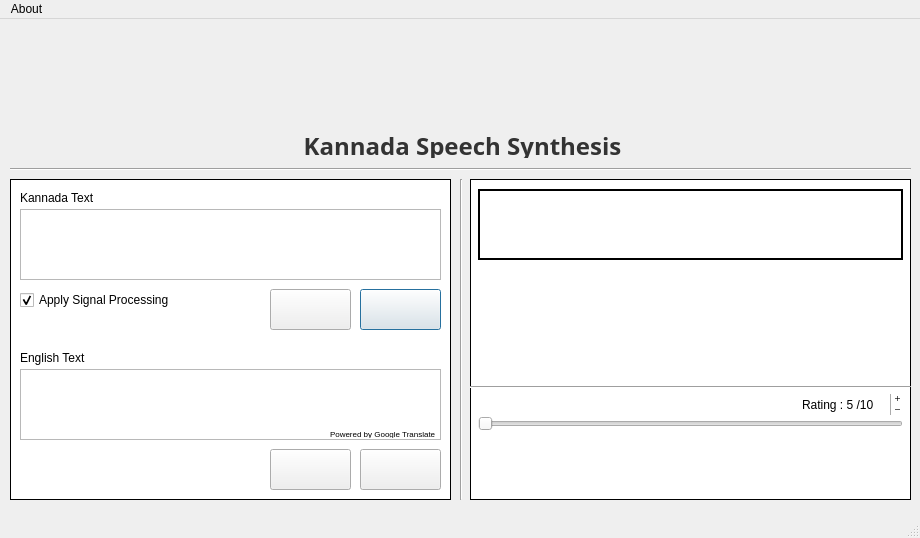
Old version of the form App/Application.ui in the repository srinivasnm471/KanSynGUI-1.
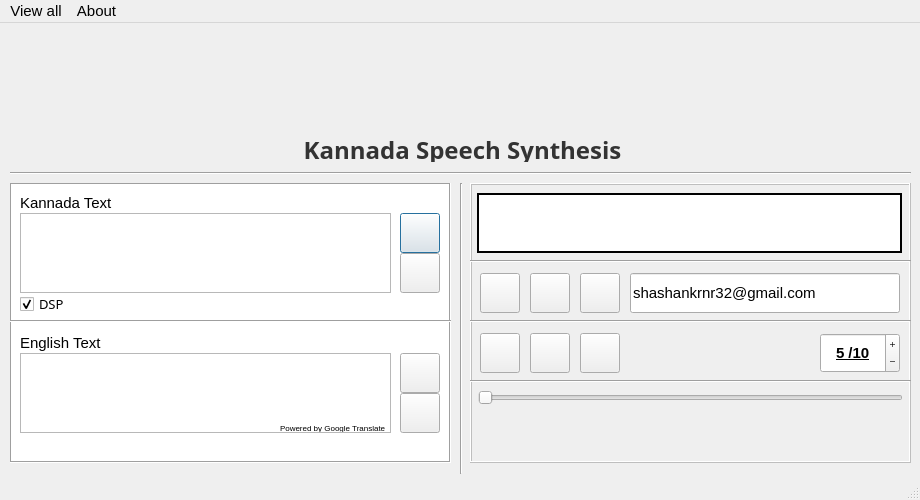
New version of the form. Icons and pictures are not drawn.

What changed in the file:
```diff
--- a/App/Application.ui
+++ b/App/Application.ui
@@ -7,7 +7,7 @@
     <x>0</x>
     <y>0</y>
     <width>920</width>
-    <height>538</height>
+    <height>500</height>
    </rect>
   </property>
   <property name="sizePolicy">
@@ -19,15 +19,20 @@
   <property name="minimumSize">
    <size>
     <width>920</width>
-    <height>538</height>
+    <height>500</height>
    </size>
   </property>
   <property name="maximumSize">
    <size>
     <width>920</width>
-    <height>538</height>
+    <height>500</height>
    </size>
   </property>
+  <property name="font">
+   <font>
+    <pointsize>11</pointsize>
+   </font>
+  </property>
   <property name="windowTitle">
    <string>Kannada Speech Synthesis</string>
   </property>
@@ -81,16 +86,62 @@
      <rect>
       <x>20</x>
       <y>270</y>
-      <width>189</width>
+      <width>58</width>
       <height>22</height>
      </rect>
     </property>
+    <property name="font">
+     <font>
+      <family>Manjari</family>
+      <pointsize>10</pointsize>
+      <weight>50</weight>
+      <bold>false</bold>
+      <underline>false</underline>
+      <stylestrategy>PreferDefault</stylestrategy>
+     </font>
+    </property>
+    <property name="cursor">
+     <cursorShape>PointingHandCursor</cursorShape>
+    </property>
+    <property name="mouseTracking">
+     <bool>false</bool>
+    </property>
+    <property name="focusPolicy">
+     <enum>Qt::NoFocus</enum>
+    </property>
+    <property name="contextMenuPolicy">
+     <enum>Qt::NoContextMenu</enum>
+    </property>
+    <property name="acceptDrops">
+     <bool>false</bool>
+    </property>
+    <property name="toolTip">
+     <string>Apply Signal Processing Operations</string>
+    </property>
+    <property name="layoutDirection">
+     <enum>Qt::LeftToRight</enum>
+    </property>
     <property name="text">
-     <string>Apply Signal Processing</string>
+     <string>DSP</string>
+    </property>
+    <property name="iconSize">
+     <size>
+      <width>0</width>
+      <height>0</height>
+     </size>
+    </property>
+    <property name="checkable">
+     <bool>true</bool>
     </property>
     <property name="checked">
      <bool>true</bool>
     </property>
+    <property name="autoExclusive">
+     <bool>false</bool>
+    </property>
+    <property name="tristate">
+     <bool>false</bool>
+    </property>
    </widget>
    <widget class="QPushButton" name="reset_button_2">
     <property name="enabled">
@@ -98,10 +149,10 @@
     </property>
     <property name="geometry">
      <rect>
-      <x>270</x>
-      <y>430</y>
-      <width>81</width>
-      <height>41</height>
+      <x>400</x>
+      <y>370</y>
+      <width>40</width>
+      <height>40</height>
      </rect>
     </property>
     <property name="toolTip">
@@ -131,12 +182,15 @@
     </property>
    </widget>
    <widget class="QListView" name="listView_2">
+    <property name="enabled">
+     <bool>false</bool>
+    </property>
     <property name="geometry">
      <rect>
       <x>470</x>
       <y>160</y>
       <width>441</width>
-      <height>321</height>
+      <height>280</height>
      </rect>
     </property>
     <property name="palette">
@@ -157,6 +211,9 @@
     <property name="layoutDirection">
      <enum>Qt::LeftToRight</enum>
     </property>
+    <property name="autoFillBackground">
+     <bool>false</bool>
+    </property>
     <property name="styleSheet">
      <string notr="true"/>
     </property>
@@ -164,7 +221,7 @@
      <enum>QFrame::Box</enum>
     </property>
     <property name="frameShadow">
-     <enum>QFrame::Plain</enum>
+     <enum>QFrame::Raised</enum>
     </property>
     <property name="lineWidth">
      <number>1</number>
@@ -179,10 +236,10 @@
    <widget class="QPushButton" name="syn_button">
     <property name="geometry">
      <rect>
-      <x>360</x>
-      <y>270</y>
-      <width>81</width>
-      <height>41</height>
+      <x>400</x>
+      <y>190</y>
+      <width>40</width>
+      <height>40</height>
      </rect>
     </property>
     <property name="focusPolicy">
@@ -203,8 +260,8 @@
     </property>
     <property name="iconSize">
      <size>
-      <width>35</width>
-      <height>35</height>
+      <width>30</width>
+      <height>30</height>
      </size>
     </property>
     <property name="default">
@@ -219,8 +276,8 @@
      <rect>
       <x>20</x>
       <y>190</y>
-      <width>421</width>
-      <height>71</height>
+      <width>371</width>
+      <height>80</height>
      </rect>
     </property>
     <property name="locale">
@@ -239,14 +296,14 @@
       <x>10</x>
       <y>160</y>
       <width>441</width>
-      <height>321</height>
+      <height>280</height>
      </rect>
     </property>
     <property name="frameShape">
      <enum>QFrame::Box</enum>
     </property>
     <property name="frameShadow">
-     <enum>QFrame::Plain</enum>
+     <enum>QFrame::Sunken</enum>
     </property>
    </widget>
    <widget class="QLabel" name="label_7">
@@ -255,7 +312,7 @@
       <x>20</x>
       <y>170</y>
       <width>93</width>
-      <height>17</height>
+      <height>20</height>
      </rect>
     </property>
     <property name="text">
@@ -281,7 +338,7 @@
       <x>451</x>
       <y>160</y>
       <width>20</width>
-      <height>321</height>
+      <height>291</height>
      </rect>
     </property>
     <property name="orientation">
@@ -292,9 +349,9 @@
     <property name="geometry">
      <rect>
       <x>20</x>
-      <y>350</y>
-      <width>421</width>
-      <height>71</height>
+      <y>330</y>
+      <width>371</width>
+      <height>80</height>
      </rect>
     </property>
     <property name="frameShadow">
@@ -305,9 +362,9 @@
     <property name="geometry">
      <rect>
       <x>20</x>
-      <y>330</y>
+      <y>310</y>
       <width>93</width>
-      <height>17</height>
+      <height>20</height>
      </rect>
     </property>
     <property name="text">
@@ -317,10 +374,10 @@
    <widget class="QPushButton" name="translate_button">
     <property name="geometry">
      <rect>
-      <x>360</x>
-      <y>430</y>
-      <width>81</width>
-      <height>41</height>
+      <x>400</x>
+      <y>330</y>
+      <width>40</width>
+      <height>40</height>
      </rect>
     </property>
     <property name="font">
@@ -348,8 +405,8 @@
    <widget class="QLabel" name="label">
     <property name="geometry">
      <rect>
-      <x>330</x>
-      <y>410</y>
+      <x>280</x>
+      <y>400</y>
       <width>107</width>
       <height>9</height>
      </rect>
@@ -371,10 +428,10 @@
     </property>
     <property name="geometry">
      <rect>
-      <x>270</x>
-      <y>270</y>
-      <width>81</width>
-      <height>41</height>
+      <x>400</x>
+      <y>230</y>
+      <width>40</width>
+      <height>40</height>
      </rect>
     </property>
     <property name="toolTip">
@@ -406,10 +463,10 @@
    <widget class="QTextBrowser" name="text_view">
     <property name="geometry">
      <rect>
-      <x>478</x>
+      <x>477</x>
       <y>170</y>
       <width>425</width>
-      <height>71</height>
+      <height>60</height>
      </rect>
     </property>
     <property name="frameShape">
@@ -423,7 +480,7 @@
     <property name="geometry">
      <rect>
       <x>810</x>
-      <y>420</y>
+      <y>390</y>
       <width>40</width>
       <height>40</height>
      </rect>
@@ -449,7 +506,7 @@
     <property name="geometry">
      <rect>
       <x>860</x>
-      <y>420</y>
+      <y>390</y>
       <width>40</width>
       <height>40</height>
      </rect>
@@ -475,7 +532,7 @@
     <property name="geometry">
      <rect>
       <x>480</x>
-      <y>420</y>
+      <y>390</y>
       <width>40</width>
       <height>40</height>
      </rect>
@@ -504,7 +561,7 @@
     <property name="geometry">
      <rect>
       <x>530</x>
-      <y>420</y>
+      <y>390</y>
       <width>40</width>
       <height>40</height>
      </rect>
@@ -536,7 +593,7 @@
     <property name="geometry">
      <rect>
       <x>478</x>
-      <y>390</y>
+      <y>360</y>
       <width>425</width>
       <height>29</height>
      </rect>
@@ -563,12 +620,20 @@
    <widget class="QSpinBox" name="rating">
     <property name="geometry">
      <rect>
-      <x>787</x>
-      <y>375</y>
-      <width>115</width>
-      <height>21</height>
+      <x>820</x>
+      <y>310</y>
+      <width>80</width>
+      <height>40</height>
      </rect>
     </property>
+    <property name="font">
+     <font>
+      <weight>75</weight>
+      <italic>false</italic>
+      <bold>true</bold>
+      <underline>true</underline>
+     </font>
+    </property>
     <property name="toolTip">
      <string>User Rating</string>
     </property>
@@ -579,7 +644,7 @@
      <bool>false</bool>
     </property>
     <property name="frame">
-     <bool>false</bool>
+     <bool>true</bool>
     </property>
     <property name="alignment">
      <set>Qt::AlignCenter</set>
@@ -588,7 +653,7 @@
      <enum>QAbstractSpinBox::PlusMinus</enum>
     </property>
     <property name="specialValueText">
-     <string>Really...!!</string>
+     <string>Really..!!</string>
     </property>
     <property name="accelerated">
      <bool>true</bool>
@@ -597,7 +662,7 @@
      <string> /10</string>
     </property>
     <property name="prefix">
-     <string>Rating : </string>
+     <string/>
     </property>
     <property name="maximum">
      <number>10</number>
@@ -606,11 +671,204 @@
      <number>5</number>
     </property>
    </widget>
+   <widget class="QPushButton" name="waveform_button">
+    <property name="geometry">
+     <rect>
+      <x>480</x>
+      <y>310</y>
+      <width>40</width>
+      <height>40</height>
+     </rect>
+    </property>
+    <property name="toolTip">
+     <string>View Waveform</string>
+    </property>
+    <property name="autoFillBackground">
+     <bool>true</bool>
+    </property>
+    <property name="styleSheet">
+     <string notr="true"/>
+    </property>
+    <property name="text">
+     <string/>
+    </property>
+    <property name="icon">
+     <iconset resource="AppResources.qrc">
+      <normaloff>:/img/img/waveform.png</normaloff>:/img/img/waveform.png</iconset>
+    </property>
+    <property name="iconSize">
+     <size>
+      <width>35</width>
+      <height>35</height>
+     </size>
+    </property>
+    <property name="autoDefault">
+     <bool>false</bool>
+    </property>
+    <property name="default">
+     <bool>false</bool>
+    </property>
+    <property name="flat">
+     <bool>false</bool>
+    </property>
+   </widget>
+   <widget class="QPushButton" name="pitch_button">
+    <property name="geometry">
+     <rect>
+      <x>580</x>
+      <y>310</y>
+      <width>40</width>
+      <height>40</height>
+     </rect>
+    </property>
+    <property name="toolTip">
+     <string>View Pitch Contour</string>
+    </property>
+    <property name="autoFillBackground">
+     <bool>true</bool>
+    </property>
+    <property name="text">
+     <string/>
+    </property>
+    <property name="icon">
+     <iconset resource="AppResources.qrc">
+      <normaloff>:/img/img/pitch_icon.png</normaloff>:/img/img/pitch_icon.png</iconset>
+    </property>
+    <property name="iconSize">
+     <size>
+      <width>30</width>
+      <height>30</height>
+     </size>
+    </property>
+    <property name="autoDefault">
+     <bool>false</bool>
+    </property>
+    <property name="default">
+     <bool>false</bool>
+    </property>
+    <property name="flat">
+     <bool>false</bool>
+    </property>
+   </widget>
+   <widget class="QPushButton" name="reverse_button">
+    <property name="geometry">
+     <rect>
+      <x>530</x>
+      <y>250</y>
+      <width>40</width>
+      <height>40</height>
+     </rect>
+    </property>
+    <property name="toolTip">
+     <string>Synthesize Reverse Statement</string>
+    </property>
+    <property name="autoFillBackground">
+     <bool>true</bool>
+    </property>
+    <property name="text">
+     <string/>
+    </property>
+    <property name="icon">
+     <iconset resource="AppResources.qrc">
+      <normaloff>:/img/img/reverse_syn.png</normaloff>:/img/img/reverse_syn.png</iconset>
+    </property>
+    <property name="iconSize">
+     <size>
+      <width>30</width>
+      <height>30</height>
+     </size>
+    </property>
+    <property name="autoDefault">
+     <bool>false</bool>
+    </property>
+    <property name="default">
+     <bool>false</bool>
+    </property>
+    <property name="flat">
+     <bool>false</bool>
+    </property>
+   </widget>
+   <widget class="QPushButton" name="spectrum_button">
+    <property name="geometry">
+     <rect>
+      <x>530</x>
+      <y>310</y>
+      <width>40</width>
+      <height>40</height>
+     </rect>
+    </property>
+    <property name="toolTip">
+     <string>View Magnitude Spectrum</string>
+    </property>
+    <property name="autoFillBackground">
+     <bool>true</bool>
+    </property>
+    <property name="text">
+     <string/>
+    </property>
+    <property name="icon">
+     <iconset resource="AppResources.qrc">
+      <normaloff>:/img/img/spectrum.png</normaloff>:/img/img/spectrum.png</iconset>
+    </property>
+    <property name="iconSize">
+     <size>
+      <width>30</width>
+      <height>30</height>
+     </size>
+    </property>
+    <property name="autoDefault">
+     <bool>false</bool>
+    </property>
+    <property name="default">
+     <bool>false</bool>
+    </property>
+    <property name="flat">
+     <bool>false</bool>
+    </property>
+   </widget>
+   <widget class="QPushButton" name="mail_button">
+    <property name="geometry">
+     <rect>
+      <x>580</x>
+      <y>250</y>
+      <width>40</width>
+      <height>40</height>
+     </rect>
+    </property>
+    <property name="toolTip">
+     <string>Mail this Audio File</string>
+    </property>
+    <property name="autoFillBackground">
+     <bool>true</bool>
+    </property>
+    <property name="text">
+     <string/>
+    </property>
+    <property name="icon">
+     <iconset resource="AppResources.qrc">
+      <normaloff>:/img/img/mail.png</normaloff>:/img/img/mail.png</iconset>
+    </property>
+    <property name="iconSize">
+     <size>
+      <width>30</width>
+      <height>30</height>
+     </size>
+    </property>
+    <property name="autoDefault">
+     <bool>false</bool>
+    </property>
+    <property name="default">
+     <bool>false</bool>
+    </property>
+    <property name="flat">
+     <bool>false</bool>
+    </property>
+   </widget>
    <widget class="Line" name="line_3">
     <property name="geometry">
      <rect>
       <x>470</x>
-      <y>360</y>
+      <y>350</y>
       <width>441</width>
       <height>16</height>
      </rect>
@@ -619,6 +877,102 @@
      <enum>Qt::Horizontal</enum>
     </property>
    </widget>
+   <widget class="Line" name="line_4">
+    <property name="geometry">
+     <rect>
+      <x>470</x>
+      <y>290</y>
+      <width>441</width>
+      <height>16</height>
+     </rect>
+    </property>
+    <property name="orientation">
+     <enum>Qt::Horizontal</enum>
+    </property>
+   </widget>
+   <widget class="QPushButton" name="noise_red_button">
+    <property name="geometry">
+     <rect>
+      <x>480</x>
+      <y>250</y>
+      <width>40</width>
+      <height>40</height>
+     </rect>
+    </property>
+    <property name="toolTip">
+     <string>Reduce Noise</string>
+    </property>
+    <property name="autoFillBackground">
+     <bool>true</bool>
+    </property>
+    <property name="text">
+     <string/>
+    </property>
+    <property name="icon">
+     <iconset resource="AppResources.qrc">
+      <normaloff>:/img/img/noise_reduction.png</normaloff>:/img/img/noise_reduction.png</iconset>
+    </property>
+    <property name="iconSize">
+     <size>
+      <width>30</width>
+      <height>30</height>
+     </size>
+    </property>
+    <property name="autoDefault">
+     <bool>false</bool>
+    </property>
+    <property name="default">
+     <bool>false</bool>
+    </property>
+    <property name="flat">
+     <bool>false</bool>
+    </property>
+   </widget>
+   <widget class="Line" name="line_5">
+    <property name="geometry">
+     <rect>
+      <x>470</x>
+      <y>230</y>
+      <width>441</width>
+      <height>16</height>
+     </rect>
+    </property>
+    <property name="orientation">
+     <enum>Qt::Horizontal</enum>
+    </property>
+   </widget>
+   <widget class="Line" name="line_6">
+    <property name="geometry">
+     <rect>
+      <x>10</x>
+      <y>290</y>
+      <width>441</width>
+      <height>16</height>
+     </rect>
+    </property>
+    <property name="orientation">
+     <enum>Qt::Horizontal</enum>
+    </property>
+   </widget>
+   <widget class="QLineEdit" name="mail_text">
+    <property name="geometry">
+     <rect>
+      <x>630</x>
+      <y>250</y>
+      <width>270</width>
+      <height>40</height>
+     </rect>
+    </property>
+    <property name="inputMask">
+     <string/>
+    </property>
+    <property name="text">
+     <string>shashankrnr32@gmail.com</string>
+    </property>
+    <property name="frame">
+     <bool>true</bool>
+    </property>
+   </widget>
    <zorder>columnView_2</zorder>
    <zorder>listView_2</zorder>
    <zorder>rit_logo</zorder>
@@ -642,7 +996,17 @@
    <zorder>stop_button</zorder>
    <zorder>play_progress</zorder>
    <zorder>rating</zorder>
+   <zorder>waveform_button</zorder>
+   <zorder>pitch_button</zorder>
+   <zorder>reverse_button</zorder>
+   <zorder>spectrum_button</zorder>
+   <zorder>mail_button</zorder>
    <zorder>line_3</zorder>
+   <zorder>line_4</zorder>
+   <zorder>noise_red_button</zorder>
+   <zorder>line_5</zorder>
+   <zorder>line_6</zorder>
+   <zorder>mail_text</zorder>
   </widget>
   <widget class="QMenuBar" name="menubar">
    <property name="geometry">
@@ -662,6 +1026,14 @@
     <addaction name="actionLicense"/>
     <addaction name="actionAbout_Project"/>
    </widget>
+   <widget class="QMenu" name="menuView">
+    <property name="title">
+     <string>View all</string>
+    </property>
+    <addaction name="actionSynthesized_Text"/>
+    <addaction name="actionTranslations"/>
+   </widget>
+   <addaction name="menuView"/>
    <addaction name="menuAbout"/>
   </widget>
   <widget class="QStatusBar" name="statusbar"/>
@@ -685,6 +1057,16 @@
     <string>License</string>
    </property>
   </action>
+  <action name="actionSynthesized_Text">
+   <property name="text">
+    <string>Synthesis</string>
+   </property>
+  </action>
+  <action name="actionTranslations">
+   <property name="text">
+    <string>Translations</string>
+   </property>
+  </action>
  </widget>
  <resources>
   <include location="AppResources.qrc"/>
```
